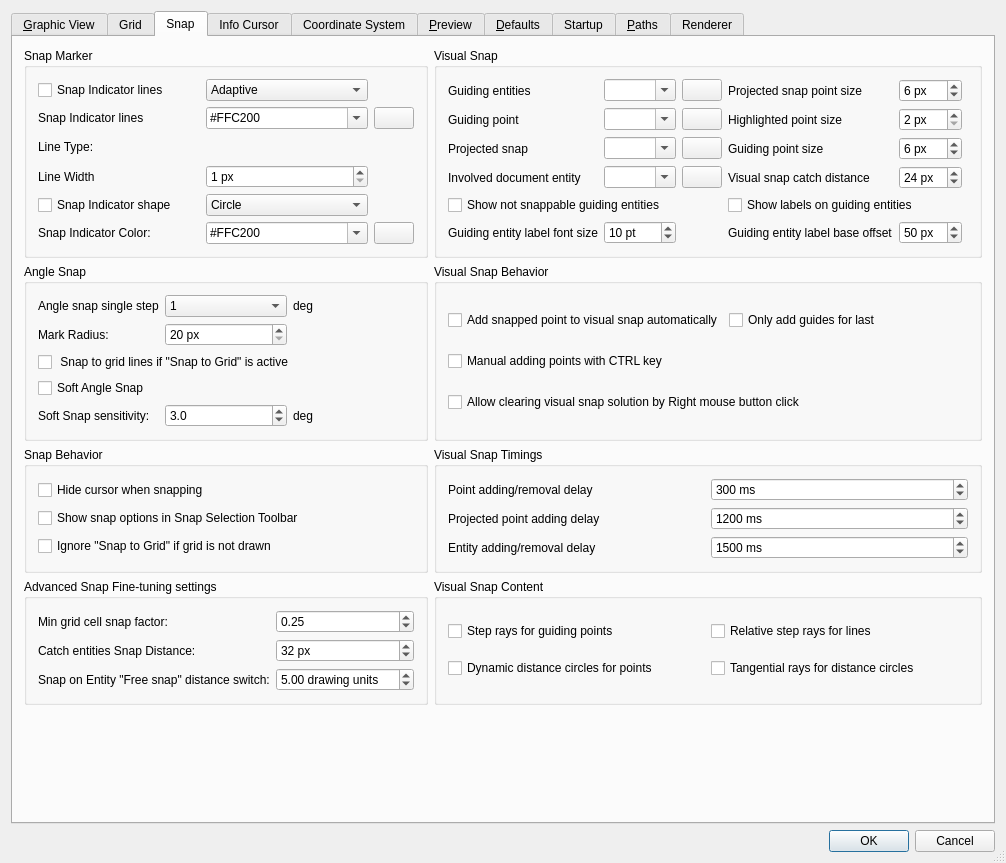
This is librecad/src/ui/dialogs/settings/options_general/qg_dlgoptionsgeneral.ui in LibreCAD/LibreCAD as Qt 5 draws it before an edit. The edited form follows.
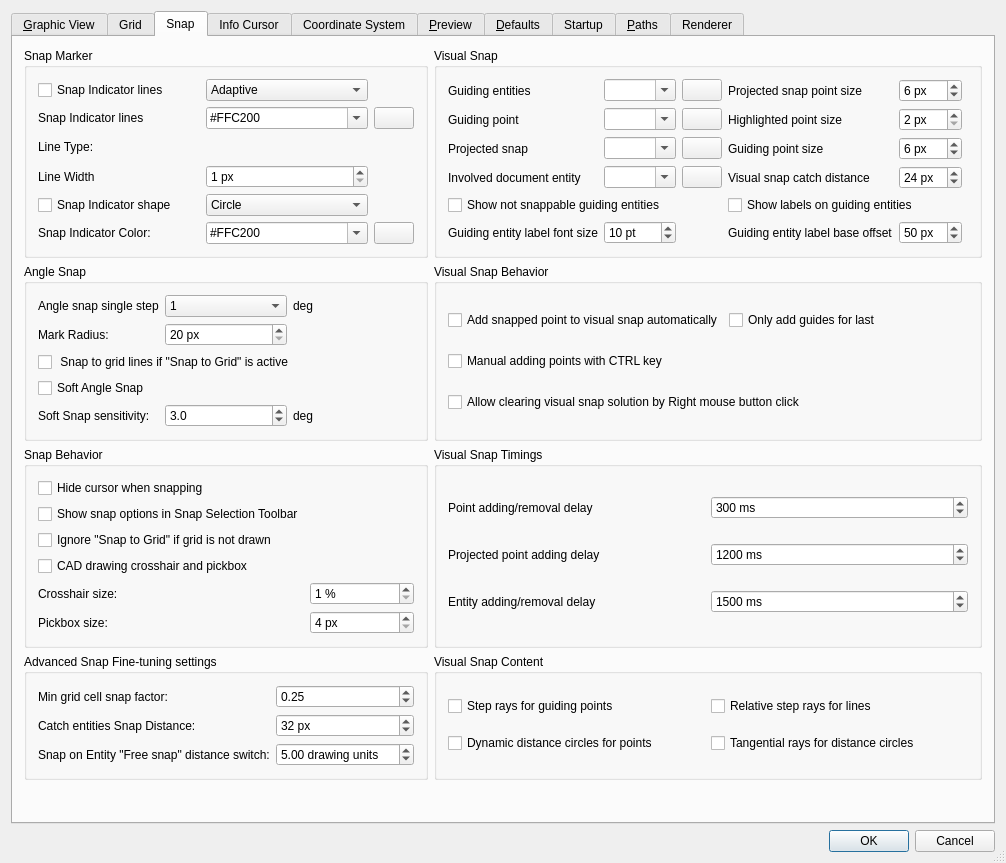
This is the edited form. The open tabs and pages were chosen to show the change. Icons and pictures are not drawn. Custom widgets are drawn as their Qt base class.

```diff
--- a/librecad/src/ui/dialogs/settings/options_general/qg_dlgoptionsgeneral.ui
+++ b/librecad/src/ui/dialogs/settings/options_general/qg_dlgoptionsgeneral.ui
@@ -1816,7 +1816,41 @@
          <property name="title">
           <string>Snap Behavior</string>
          </property>
-         <layout class="QGridLayout" name="gridLayout_46">
+          <layout class="QGridLayout" name="gridLayout_46">
+           <item row="3" column="0" colspan="2">
+            <widget class="QCheckBox" name="cbDrawingCursor">
+             <property name="text"><string>CAD drawing crosshair and pickbox</string></property>
+             <property name="toolTip"><string>Use a combined idle cursor, crosshair for points and pickbox for selection. Snap markers remain independent.</string></property>
+            </widget>
+           </item>
+           <item row="4" column="0">
+            <widget class="QLabel" name="lDrawingCrosshair">
+             <property name="text"><string>Crosshair size:</string></property>
+             <property name="buddy"><cstring>sbDrawingCrosshair</cstring></property>
+            </widget>
+           </item>
+           <item row="4" column="1">
+            <widget class="QSpinBox" name="sbDrawingCrosshair">
+             <property name="minimum"><number>1</number></property>
+             <property name="maximum"><number>100</number></property>
+             <property name="suffix"><string> %</string></property>
+             <property name="toolTip"><string>Percentage of the shorter canvas dimension. 100% extends to the canvas edges.</string></property>
+            </widget>
+           </item>
+           <item row="5" column="0">
+            <widget class="QLabel" name="lDrawingPickbox">
+             <property name="text"><string>Pickbox size:</string></property>
+             <property name="buddy"><cstring>sbDrawingPickbox</cstring></property>
+            </widget>
+           </item>
+           <item row="5" column="1">
+            <widget class="QSpinBox" name="sbDrawingPickbox">
+             <property name="minimum"><number>4</number></property>
+             <property name="maximum"><number>80</number></property>
+             <property name="suffix"><string> px</string></property>
+             <property name="toolTip"><string>Square side in logical screen pixels. Does not change entity picking tolerance.</string></property>
+            </widget>
+           </item>
           <item row="0" column="0">
            <widget class="QCheckBox" name="cursor_hiding_checkbox">
             <property name="toolTip">
```
Left out of the diff: 6 changed lines with no effect on the pictures.
